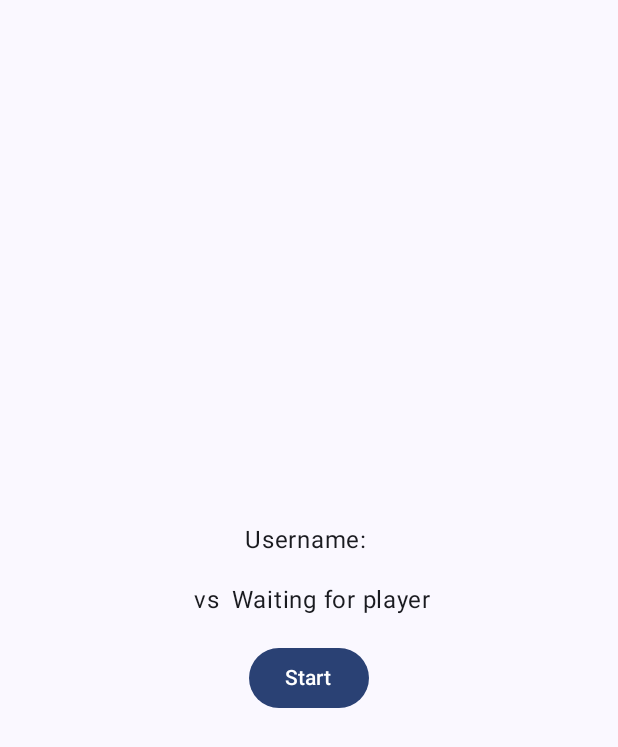
After one commit to carlbonander516/battleshipsgroup25, an Android app built with Jetpack Compose: the composable GameLobby called with empty values, on a phone screen of 412 x 824 dp. The commit adds this screen. Shown: the top 747 px of the screen. Run offline under Robolectric (Android 15) with nearby library versions, the phone set to English and light mode, and no system bars.

Commit message:
UPDATE 1.1 BETA
started implementing the online mode by connecting it to a firebase database, creating lobby, gamelobby and some stuff. it doesnt work correctly yet as you cannot create a game but its work in progress

```diff
--- a/app/build.gradle.kts
+++ b/app/build.gradle.kts
@@ -2,6 +2,7 @@ plugins {
     alias(libs.plugins.android.application)
     alias(libs.plugins.kotlin.android)
     alias(libs.plugins.kotlin.compose)
+    id("com.google.gms.google-services")
 }
 
 android {
@@ -51,6 +52,7 @@ dependencies {
     implementation(libs.androidx.material3)
     implementation(libs.androidx.navigation.runtime.ktx)
     implementation(libs.androidx.navigation.compose)
+    implementation(libs.firebase.database.ktx)
     testImplementation(libs.junit)
     androidTestImplementation(libs.androidx.junit)
     androidTestImplementation(libs.androidx.espresso.core)
@@ -59,5 +61,7 @@ dependencies {
     debugImplementation(libs.androidx.ui.tooling)
     debugImplementation(libs.androidx.ui.test.manifest)
     //implementation(androidx.navigation:navigation-compose:2.4.0)
+    implementation(platform("com.google.firebase:firebase-bom:33.6.0"))
+    implementation("com.google.firebase:firebase-analytics")
 
 }
--- /dev/null
+++ b/app/src/main/java/GameLobby.kt
@@ -0,0 +1,63 @@
+package com.example.battleshipsgroup25
+
+import android.widget.Toast
+import androidx.compose.foundation.layout.*
+import androidx.compose.material3.Button
+import androidx.compose.material3.Text
+import androidx.compose.runtime.*
+import androidx.compose.ui.Alignment
+import androidx.compose.ui.Modifier
+import androidx.compose.ui.unit.dp
+import androidx.navigation.NavController
+import androidx.navigation.compose.rememberNavController
+
+@Composable
+fun GameLobby(
+    navController: NavController,
+    gameId: String,
+    username: String
+) {
+    var gameName by remember { mutableStateOf("") }
+    var playerName by remember { mutableStateOf("") }
+
+    // Logic for loading the game data from Firebase could be added here (e.g., listen for the second player to join)
+    LaunchedEffect(gameId) {
+        // Fetch game info, like other players, from Firebase
+        // If player 2 joins, update the UI accordingly.
+    }
+
+    Column(
+        modifier = Modifier
+            .fillMaxSize()
+            .padding(16.dp),
+        verticalArrangement = Arrangement.Center,
+        horizontalAlignment = Alignment.CenterHorizontally
+    ) {
+        // Display Username
+        Text(text = "Username: $username")
+
+        Spacer(modifier = Modifier.height(16.dp))
+
+        // VS Section showing the current state
+        Row(
+            horizontalArrangement = Arrangement.Center,
+            verticalAlignment = Alignment.CenterVertically
+        ) {
+            Text(text = "$username vs")
+            Spacer(modifier = Modifier.width(8.dp))
+            Text(text = "Waiting for player")
+        }
+
+        Spacer(modifier = Modifier.height(16.dp))
+
+        // Optional: Show some kind of "ready" or "waiting" button
+        Button(
+            onClick = {
+                // TODO: Update game state and notify players when the second player joins
+                Toast.makeText(navController.context, "Waiting for another player...", Toast.LENGTH_SHORT).show()
+            }
+        ) {
+            Text("Start")
+        }
+    }
+}
--- a/app/src/main/java/GameModes.kt
+++ b/app/src/main/java/GameModes.kt
@@ -40,7 +40,7 @@ fun GameModes(navController: NavController) {
 
         // Button positioned at the bottom center of the screen
         Button(
-            onClick = { /* TODO: Add route for "online" */ },
+            onClick = { navController.navigate("lobby") },
             modifier = Modifier
                 .align(Alignment.BottomCenter) // Aligns button at the bottom center of the Box
                 .padding(bottom = 275.dp) // Adds padding from the bottom edge
--- a/build.gradle.kts
+++ b/build.gradle.kts
@@ -3,4 +3,6 @@ plugins {
     alias(libs.plugins.android.application) apply false
     alias(libs.plugins.kotlin.android) apply false
     alias(libs.plugins.kotlin.compose) apply false
+    // Add the dependency for the Google services Gradle plugin
+    id("com.google.gms.google-services") version "4.4.2" apply false
 }
--- a/gradle/libs.versions.toml
+++ b/gradle/libs.versions.toml
@@ -10,6 +10,7 @@ activityCompose = "1.9.3"
 composeBom = "2024.04.01"
 navigationRuntimeKtx = "2.8.4"
 navigationCompose = "2.8.4"
+firebaseDatabaseKtx = "21.0.0"
 
 [libraries]
 androidx-core-ktx = { group = "androidx.core", name = "core-ktx", version.ref = "coreKtx" }
@@ -28,6 +29,7 @@ androidx-ui-test-junit4 = { group = "androidx.compose.ui", name = "ui-test-junit
 androidx-material3 = { group = "androidx.compose.material3", name = "material3" }
 androidx-navigation-runtime-ktx = { group = "androidx.navigation", name = "navigation-runtime-ktx", version.ref = "navigationRuntimeKtx" }
 androidx-navigation-compose = { group = "androidx.navigation", name = "navigation-compose", version.ref = "navigationCompose" }
+firebase-database-ktx = { group = "com.google.firebase", name = "firebase-database-ktx", version.ref = "firebaseDatabaseKtx" }
 
 [plugins]
 android-application = { id = "com.android.application", version.ref = "agp" }
```
Also changed, not shown: app/src/main/java/Game.kt (added, +7 -0 lines), app/src/main/java/Lobby.kt (added, +137 -0 lines), app/src/main/java/NavGraph.kt (+12 -3 lines), app/src/main/java/com/example/battleshipsgroup25/MainActivity.kt (+10 -0 lines), 1 other file.
